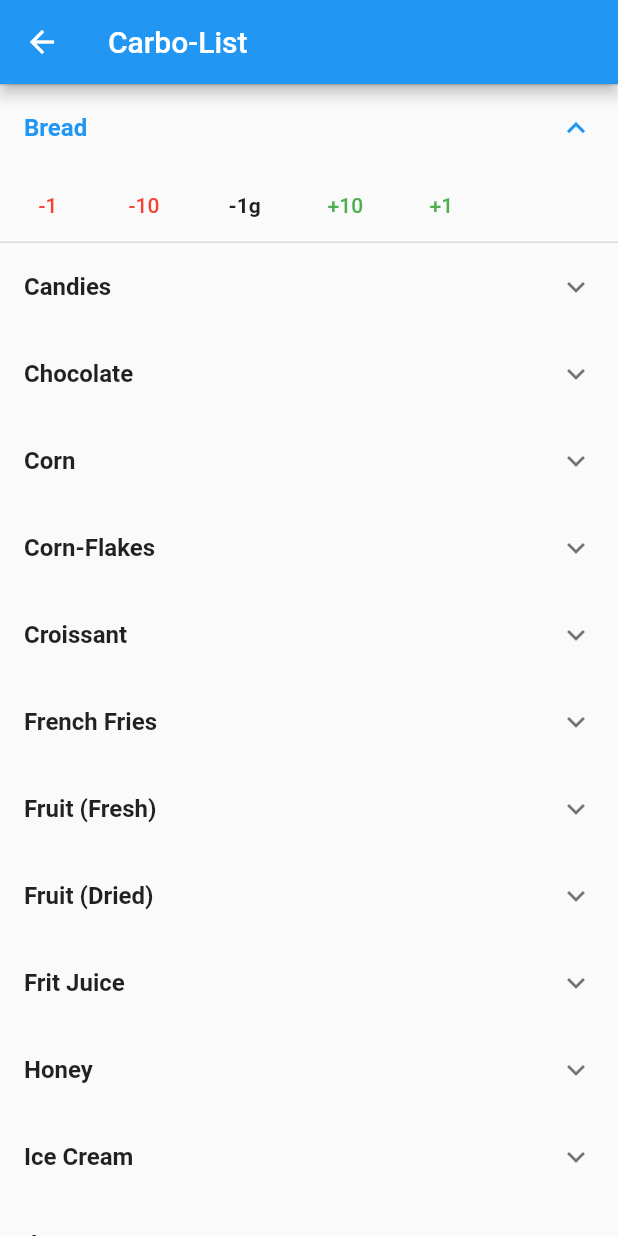
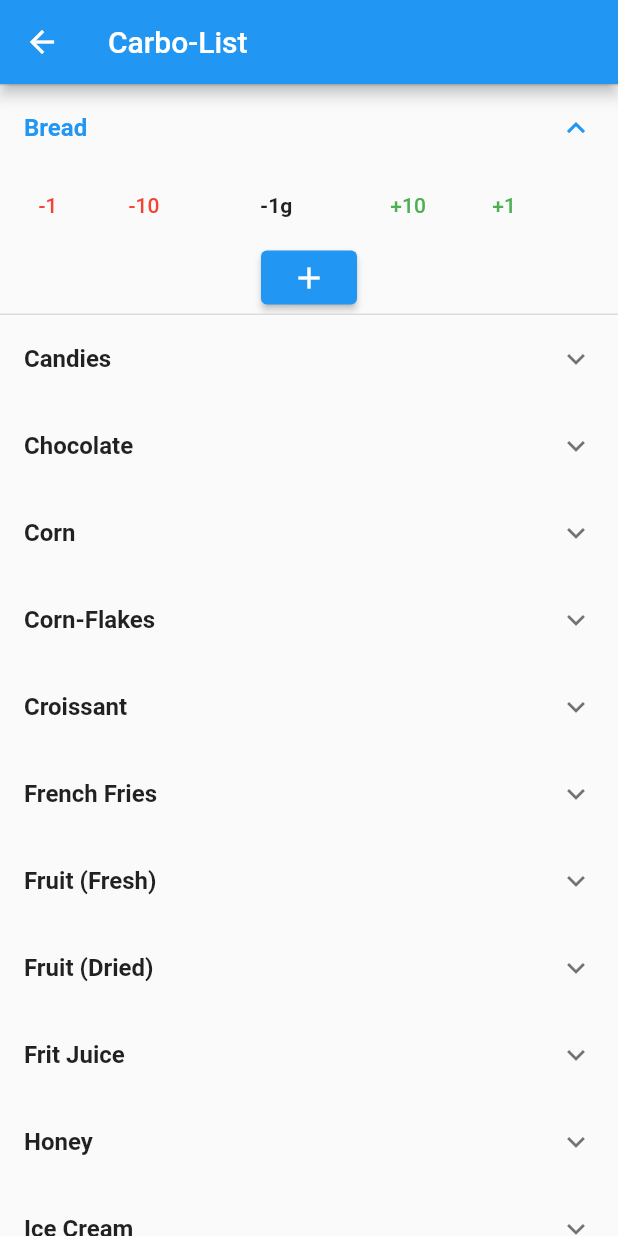
Before and after one commit to DavideBombassei/CarboTracker, a Flutter app: the CarboList screen opened by its route, after a tap on "Bread", after a tap on "-1", on a phone screen of 412 x 824 dp. Run offline on Flutter 3.47's test engine with Material 2 defaults, Android fonts, the phone set to English and light mode, and no system bars; our stand-ins replace table_calendar; missing offline and left inert: dynamic_themes.

Commit message:
Added Button for confirming grams

```diff
--- a/app19/lib/screens/carbolist.dart
+++ b/app19/lib/screens/carbolist.dart
@@ -109,7 +109,7 @@ class _CarboListState extends State<CarboList> {
             Row(
               children: [
                 Text(
-                  '       ${carb}g       ',
+                  '             ${carb}g             ',
                   style: TextStyle(fontWeight: FontWeight.bold),
                 ),
               ],
@@ -147,6 +147,12 @@ class _CarboListState extends State<CarboList> {
             ),
           ],
         ),
+        Row(
+          mainAxisAlignment: MainAxisAlignment.center,
+          children: [
+            ElevatedButton(onPressed: () {}, child: Icon(Icons.add)),
+          ],
+        )
       ],
     );
   }
```
